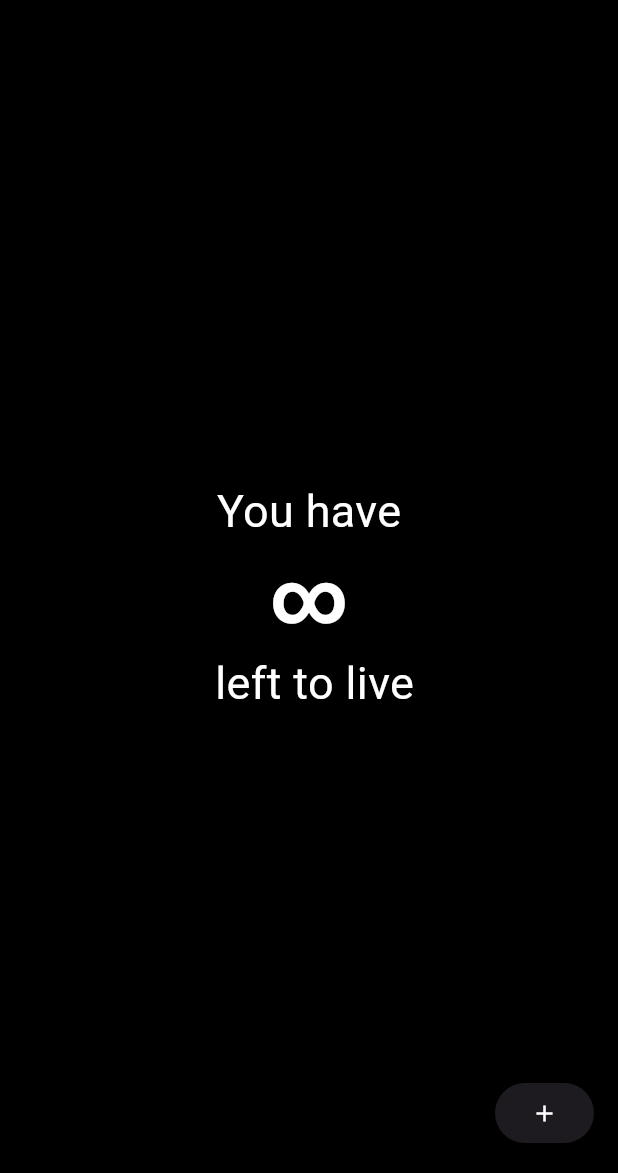
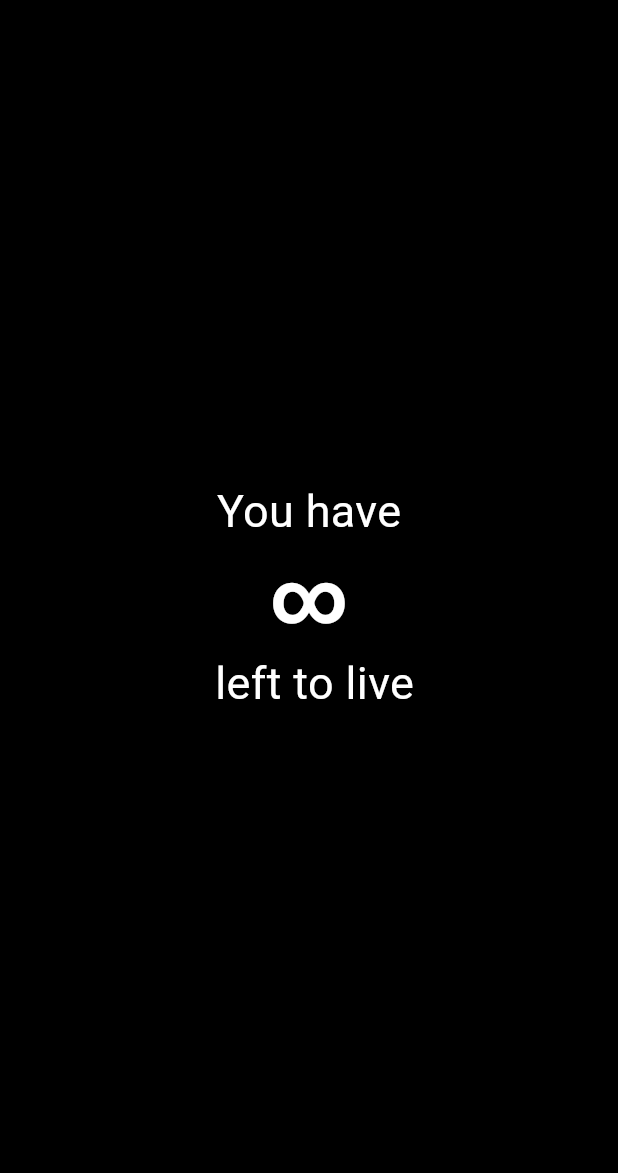
Before and after one commit to JJGOD-13/memento-mori, a Flutter app: the screen it shows after launch, on a phone screen of 412 x 824 dp, the part 63-1236 px from its top. Run offline on Flutter 3.47's test engine with Material 3 defaults, Android fonts, the phone set to English and light mode, and no system bars; missing offline and left inert: dart_casing.

Commit message:
Make the settings button the only way to interact with the time_picker

```diff
--- a/lib/src/widgets/home_page.dart
+++ b/lib/src/widgets/home_page.dart
@@ -29,15 +29,16 @@ class _HomePageState extends State<HomePage> {
         renderSettings: true,
       ),
       drawer: MementoDrawer(),
-      floatingActionButton: ElevatedButton(
-          onPressed: () {
-            Navigator.push(
-                context, MaterialPageRoute(builder: (context) => TimePicker()));
-          },
-          child: Icon(
-            Icons.add,
-            color: Colors.white,
-          )),
+      //floatingActionButton: ElevatedButton(
+      //  onPressed: () {
+      //    Navigator.push(
+      //        context, MaterialPageRoute(builder: (context) => TimePicker()));
+      //  },
+      //  child: Icon(
+      //    Icons.add,
+      //    color: Colors.white,
+      //  ),
+      //),
       body: Container(
         color: Colors.black,
         child: Center(
```
